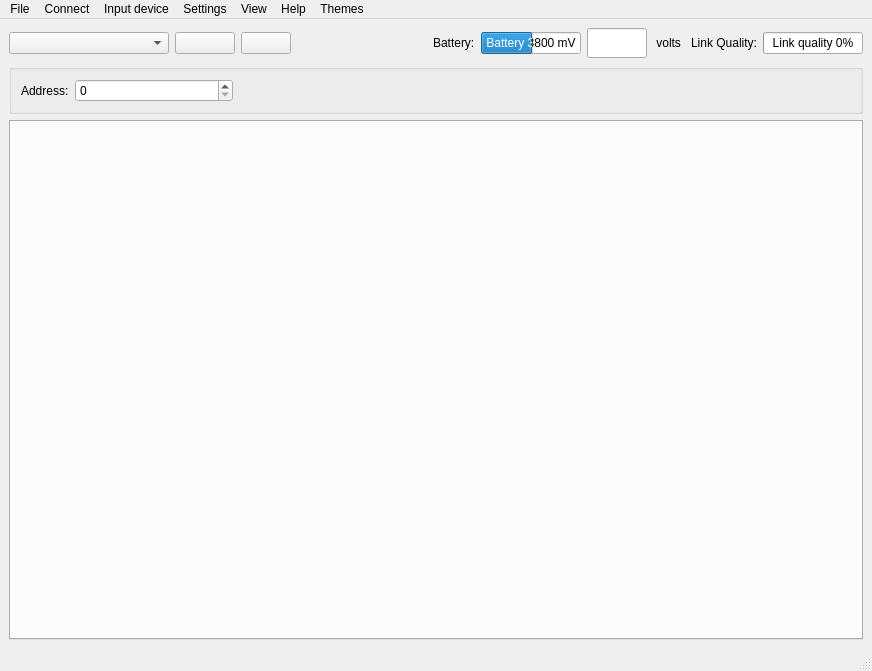
The window that src/cfclient/ui/main.ui (bitcraze/crazyflie-clients-python) describes before a commit, drawn with Qt 5.
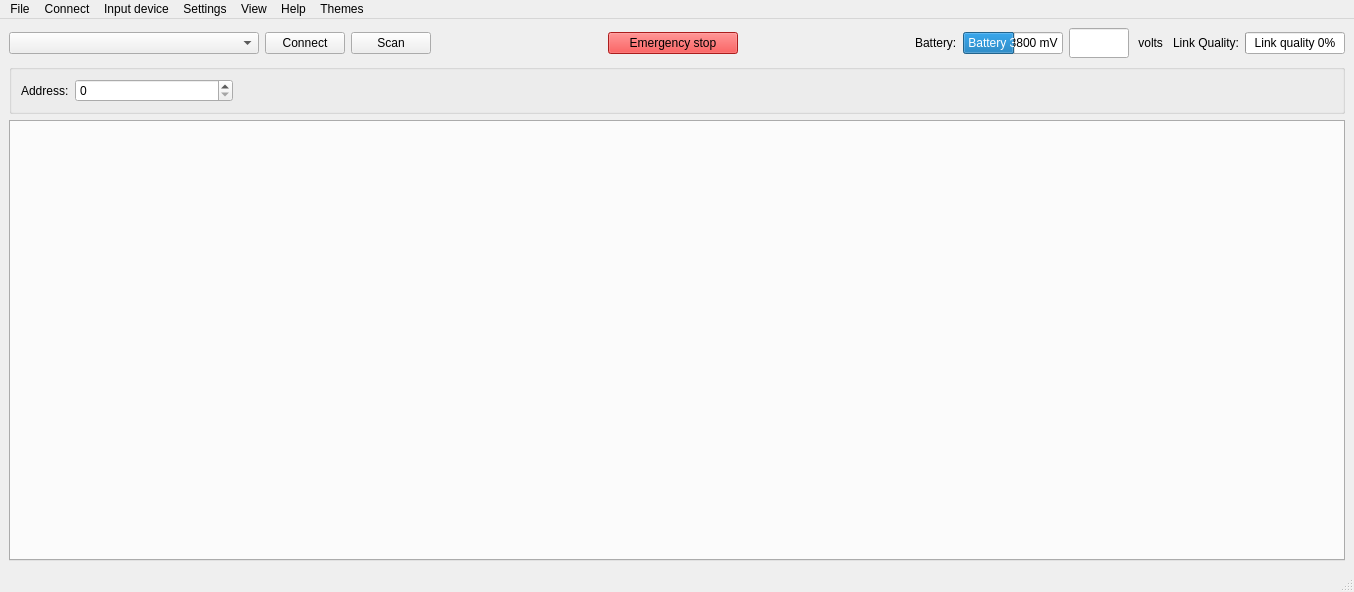
The same window after the commit. Custom widgets are drawn as their Qt base class.

Commit message:
Added arming fuctionality and emergency button
Arming functionality has been added both by pressing
a buton in the flight tab but also a joystick button
can be assigned to do it. The functionality itself
is implemented using the system.arm parameter.

```diff
--- a/src/cfclient/ui/main.ui
+++ b/src/cfclient/ui/main.ui
@@ -6,8 +6,8 @@
    <rect>
     <x>0</x>
     <y>0</y>
-    <width>872</width>
-    <height>671</height>
+    <width>1354</width>
+    <height>592</height>
    </rect>
   </property>
   <property name="windowTitle">
@@ -22,8 +22,11 @@
      <layout class="QVBoxLayout" name="verticalLayout_2">
       <item>
        <layout class="QGridLayout" name="gridLayout_2">
-        <item row="0" column="6">
+        <item row="0" column="8">
          <widget class="QLineEdit" name="_aff_volts">
+          <property name="enabled">
+           <bool>true</bool>
+          </property>
           <property name="sizePolicy">
            <sizepolicy hsizetype="Fixed" vsizetype="Fixed">
             <horstretch>0</horstretch>
@@ -50,39 +53,548 @@
           </property>
          </widget>
         </item>
+        <item row="0" column="10">
+         <widget class="QLabel" name="linkQualityLabel">
+          <property name="text">
+           <string>Link Quality:</string>
+          </property>
+         </widget>
+        </item>
         <item row="0" column="0">
          <widget class="QComboBox" name="interfaceCombo">
+          <property name="sizePolicy">
+           <sizepolicy hsizetype="Maximum" vsizetype="Fixed">
+            <horstretch>200</horstretch>
+            <verstretch>0</verstretch>
+           </sizepolicy>
+          </property>
           <property name="minimumSize">
            <size>
             <width>160</width>
             <height>0</height>
            </size>
           </property>
+          <property name="maximumSize">
+           <size>
+            <width>250</width>
+            <height>16777215</height>
+           </size>
+          </property>
           <property name="editable">
            <bool>false</bool>
           </property>
          </widget>
         </item>
+        <item row="0" column="11">
+         <widget class="QProgressBar" name="linkQualityBar">
+          <property name="minimumSize">
+           <size>
+            <width>30</width>
+            <height>0</height>
+           </size>
+          </property>
+          <property name="maximumSize">
+           <size>
+            <width>100</width>
+            <height>16777215</height>
+           </size>
+          </property>
+          <property name="maximum">
+           <number>100</number>
+          </property>
+          <property name="value">
+           <number>0</number>
+          </property>
+          <property name="textVisible">
+           <bool>true</bool>
+          </property>
+          <property name="format">
+           <string>Link quality %p%</string>
+          </property>
+         </widget>
+        </item>
+        <item row="0" column="6">
+         <widget class="QLabel" name="batteryLabel">
+          <property name="text">
+           <string>Battery:</string>
+          </property>
+         </widget>
+        </item>
+        <item row="0" column="9">
+         <widget class="QLabel" name="label">
+          <property name="text">
+           <string> volts </string>
+          </property>
+         </widget>
+        </item>
+        <item row="0" column="4">
+         <widget class="QPushButton" name="esButton">
+          <property name="minimumSize">
+           <size>
+            <width>130</width>
+            <height>0</height>
+           </size>
+          </property>
+          <property name="palette">
+           <palette>
+            <active>
+             <colorrole role="WindowText">
+              <brush brushstyle="SolidPattern">
+               <color alpha="255">
+                <red>0</red>
+                <green>0</green>
+                <blue>0</blue>
+               </color>
+              </brush>
+             </colorrole>
+             <colorrole role="Button">
+              <brush brushstyle="SolidPattern">
+               <color alpha="255">
+                <red>239</red>
+                <green>41</green>
+                <blue>41</blue>
+               </color>
+              </brush>
+             </colorrole>
+             <colorrole role="Light">
+              <brush brushstyle="SolidPattern">
+               <color alpha="255">
+                <red>255</red>
+                <green>147</green>
+                <blue>147</blue>
+               </color>
+              </brush>
+             </colorrole>
+             <colorrole role="Midlight">
+              <brush brushstyle="SolidPattern">
+               <color alpha="255">
+                <red>247</red>
+                <green>94</green>
+                <blue>94</blue>
+               </color>
+              </brush>
+             </colorrole>
+             <colorrole role="Dark">
+              <brush brushstyle="SolidPattern">
+               <color alpha="255">
+                <red>119</red>
+                <green>20</green>
+                <blue>20</blue>
+               </color>
+              </brush>
+             </colorrole>
+             <colorrole role="Mid">
+              <brush brushstyle="SolidPattern">
+               <color alpha="255">
+                <red>159</red>
+                <green>27</green>
+                <blue>27</blue>
+               </color>
+              </brush>
+             </colorrole>
+             <colorrole role="Text">
+              <brush brushstyle="SolidPattern">
+               <color alpha="255">
+                <red>0</red>
+                <green>0</green>
+                <blue>0</blue>
+               </color>
+              </brush>
+             </colorrole>
+             <colorrole role="BrightText">
+              <brush brushstyle="SolidPattern">
+               <color alpha="255">
+                <red>255</red>
+                <green>255</green>
+                <blue>255</blue>
+               </color>
+              </brush>
+             </colorrole>
+             <colorrole role="ButtonText">
+              <brush brushstyle="SolidPattern">
+               <color alpha="255">
+                <red>0</red>
+                <green>0</green>
+                <blue>0</blue>
+               </color>
+              </brush>
+             </colorrole>
+             <colorrole role="Base">
+              <brush brushstyle="SolidPattern">
+               <color alpha="255">
+                <red>255</red>
+                <green>255</green>
+                <blue>255</blue>
+               </color>
+              </brush>
+             </colorrole>
+             <colorrole role="Window">
+              <brush brushstyle="SolidPattern">
+               <color alpha="255">
+                <red>239</red>
+                <green>41</green>
+                <blue>41</blue>
+               </color>
+              </brush>
+             </colorrole>
+             <colorrole role="Shadow">
+              <brush brushstyle="SolidPattern">
+               <color alpha="255">
+                <red>0</red>
+                <green>0</green>
+                <blue>0</blue>
+               </color>
+              </brush>
+             </colorrole>
+             <colorrole role="AlternateBase">
+              <brush brushstyle="SolidPattern">
+               <color alpha="255">
+                <red>247</red>
+                <green>148</green>
+                <blue>148</blue>
+               </color>
+              </brush>
+             </colorrole>
+             <colorrole role="ToolTipBase">
+              <brush brushstyle="SolidPattern">
+               <color alpha="255">
+                <red>255</red>
+                <green>255</green>
+                <blue>220</blue>
+               </color>
+              </brush>
+             </colorrole>
+             <colorrole role="ToolTipText">
+              <brush brushstyle="SolidPattern">
+               <color alpha="255">
+                <red>0</red>
+                <green>0</green>
+                <blue>0</blue>
+               </color>
+              </brush>
+             </colorrole>
+             <colorrole role="PlaceholderText">
+              <brush brushstyle="SolidPattern">
+               <color alpha="128">
+                <red>0</red>
+                <green>0</green>
+                <blue>0</blue>
+               </color>
+              </brush>
+             </colorrole>
+            </active>
+            <inactive>
+             <colorrole role="WindowText">
+              <brush brushstyle="SolidPattern">
+               <color alpha="255">
+                <red>0</red>
+                <green>0</green>
+                <blue>0</blue>
+               </color>
+              </brush>
+             </colorrole>
+             <colorrole role="Button">
+              <brush brushstyle="SolidPattern">
+               <color alpha="255">
+                <red>239</red>
+                <green>41</green>
+                <blue>41</blue>
+               </color>
+              </brush>
+             </colorrole>
+             <colorrole role="Light">
+              <brush brushstyle="SolidPattern">
+               <color alpha="255">
+                <red>255</red>
+                <green>147</green>
+                <blue>147</blue>
+               </color>
+              </brush>
+             </colorrole>
+             <colorrole role="Midlight">
+              <brush brushstyle="SolidPattern">
+               <color alpha="255">
+                <red>247</red>
+                <green>94</green>
+                <blue>94</blue>
+               </color>
+              </brush>
+             </colorrole>
+             <colorrole role="Dark">
+              <brush brushstyle="SolidPattern">
+               <color alpha="255">
+                <red>119</red>
+                <green>20</green>
+                <blue>20</blue>
+               </color>
+              </brush>
+             </colorrole>
+             <colorrole role="Mid">
+              <brush brushstyle="SolidPattern">
+               <color alpha="255">
+                <red>159</red>
+                <green>27</green>
+                <blue>27</blue>
+               </color>
+              </brush>
+             </colorrole>
+             <colorrole role="Text">
+              <brush brushstyle="SolidPattern">
+               <color alpha="255">
+                <red>0</red>
+                <green>0</green>
+                <blue>0</blue>
+               </color>
+              </brush>
+             </colorrole>
+             <colorrole role="BrightText">
+              <brush brushstyle="SolidPattern">
+               <color alpha="255">
+                <red>255</red>
+                <green>255</green>
+                <blue>255</blue>
+               </color>
+              </brush>
+             </colorrole>
+             <colorrole role="ButtonText">
+              <brush brushstyle="SolidPattern">
+               <color alpha="255">
+                <red>0</red>
+                <green>0</green>
+                <blue>0</blue>
+               </color>
+              </brush>
+             </colorrole>
+             <colorrole role="Base">
+              <brush brushstyle="SolidPattern">
+               <color alpha="255">
+                <red>255</red>
+                <green>255</green>
+                <blue>255</blue>
+               </color>
+              </brush>
+             </colorrole>
+             <colorrole role="Window">
+              <brush brushstyle="SolidPattern">
+               <color alpha="255">
+                <red>239</red>
+                <green>41</green>
+                <blue>41</blue>
+               </color>
+              </brush>
+             </colorrole>
+             <colorrole role="Shadow">
+              <brush brushstyle="SolidPattern">
+               <color alpha="255">
+                <red>0</red>
+                <green>0</green>
+                <blue>0</blue>
+               </color>
+              </brush>
+             </colorrole>
+             <colorrole role="AlternateBase">
+              <brush brushstyle="SolidPattern">
+               <color alpha="255">
+                <red>247</red>
+                <green>148</green>
+                <blue>148</blue>
+               </color>
+              </brush>
+             </colorrole>
+             <colorrole role="ToolTipBase">
+              <brush brushstyle="SolidPattern">
+               <color alpha="255">
+                <red>255</red>
+                <green>255</green>
+                <blue>220</blue>
+               </color>
+              </brush>
+             </colorrole>
+             <colorrole role="ToolTipText">
+              <brush brushstyle="SolidPattern">
+               <color alpha="255">
+                <red>0</red>
+                <green>0</green>
+                <blue>0</blue>
+               </color>
+              </brush>
+             </colorrole>
+             <colorrole role="PlaceholderText">
+              <brush brushstyle="SolidPattern">
+               <color alpha="128">
+                <red>0</red>
+                <green>0</green>
+                <blue>0</blue>
+               </color>
+              </brush>
+             </colorrole>
+            </inactive>
+            <disabled>
+             <colorrole role="WindowText">
+              <brush brushstyle="SolidPattern">
+               <color alpha="255">
+                <red>119</red>
+                <green>20</green>
+                <blue>20</blue>
+               </color>
+              </brush>
+             </colorrole>
+             <colorrole role="Button">
+              <brush brushstyle="SolidPattern">
+               <color alpha="255">
+                <red>239</red>
+                <green>41</green>
+                <blue>41</blue>
+               </color>
+              </brush>
+             </colorrole>
+             <colorrole role="Light">
+              <brush brushstyle="SolidPattern">
+               <color alpha="255">
+                <red>255</red>
+                <green>147</green>
+                <blue>147</blue>
+               </color>
+              </brush>
+             </colorrole>
+             <colorrole role="Midlight">
+              <brush brushstyle="SolidPattern">
+               <color alpha="255">
+                <red>247</red>
+                <green>94</green>
+                <blue>94</blue>
+               </color>
+              </brush>
+             </colorrole>
+             <colorrole role="Dark">
+              <brush brushstyle="SolidPattern">
+               <color alpha="255">
+                <red>119</red>
+                <green>20</green>
+                <blue>20</blue>
+               </color>
+              </brush>
+             </colorrole>
+             <colorrole role="Mid">
+              <brush brushstyle="SolidPattern">
+               <color alpha="255">
+                <red>159</red>
+                <green>27</green>
+                <blue>27</blue>
+               </color>
+              </brush>
+             </colorrole>
+             <colorrole role="Text">
+              <brush brushstyle="SolidPattern">
+               <color alpha="255">
+                <red>119</red>
+                <green>20</green>
+                <blue>20</blue>
+               </color>
+              </brush>
+             </colorrole>
+             <colorrole role="BrightText">
+              <brush brushstyle="SolidPattern">
+               <color alpha="255">
+                <red>255</red>
+                <green>255</green>
+                <blue>255</blue>
+               </color>
+              </brush>
+             </colorrole>
+             <colorrole role="ButtonText">
+              <brush brushstyle="SolidPattern">
+               <color alpha="255">
+                <red>119</red>
+                <green>20</green>
+                <blue>20</blue>
+               </color>
+              </brush>
+             </colorrole>
+             <colorrole role="Base">
+              <brush brushstyle="SolidPattern">
+               <color alpha="255">
+                <red>239</red>
+                <green>41</green>
+                <blue>41</blue>
+               </color>
+              </brush>
+             </colorrole>
+             <colorrole role="Window">
+              <brush brushstyle="SolidPattern">
+               <color alpha="255">
+                <red>239</red>
+                <green>41</green>
+                <blue>41</blue>
+               </color>
+              </brush>
+             </colorrole>
+             <colorrole role="Shadow">
+              <brush brushstyle="SolidPattern">
+               <color alpha="255">
+                <red>0</red>
+                <green>0</green>
+                <blue>0</blue>
+               </color>
+              </brush>
+             </colorrole>
+             <colorrole role="AlternateBase">
+              <brush brushstyle="SolidPattern">
+               <color alpha="255">
+                <red>239</red>
+                <green>41</green>
+                <blue>41</blue>
+               </color>
+              </brush>
+             </colorrole>
+             <colorrole role="ToolTipBase">
+              <brush brushstyle="SolidPattern">
+               <color alpha="255">
+                <red>255</red>
+                <green>255</green>
+                <blue>220</blue>
+               </color>
+              </brush>
+             </colorrole>
+             <colorrole role="ToolTipText">
+              <brush brushstyle="SolidPattern">
+               <color alpha="255">
+                <red>0</red>
+                <green>0</green>
+                <blue>0</blue>
+               </color>
+              </brush>
+             </colorrole>
+             <colorrole role="PlaceholderText">
+              <brush brushstyle="SolidPattern">
+               <color alpha="128">
+                <red>0</red>
+                <green>0</green>
+                <blue>0</blue>
+               </color>
+              </brush>
+             </colorrole>
+            </disabled>
+           </palette>
+          </property>
+          <property name="text">
+           <string>Emergency stop</string>
+          </property>
+         </widget>
+        </item>
         <item row="0" column="1">
          <widget class="QPushButton" name="connectButton">
           <property name="minimumSize">
            <size>
-            <width>60</width>
+            <width>80</width>
             <height>0</height>
            </size>
           </property>
           <property name="toolTip">
            <string/>
           </property>
-         </widget>
-        </item>
-        <item row="0" column="2">
-         <widget class="QPushButton" name="scanButton">
-          <property name="minimumSize">
-           <size>
-            <width>50</width>
-            <height>0</height>
-           </size>
+          <property name="text">
+           <string>Connect</string>
           </property>
          </widget>
         </item>
@@ -99,49 +611,7 @@
           </property>
          </spacer>
         </item>
-        <item row="0" column="8">
-         <widget class="QLabel" name="linkQualityLabel">
-          <property name="text">
-           <string>Link Quality:</string>
-          </property>
-         </widget>
-        </item>
-        <item row="0" column="9">
-         <widget class="QProgressBar" name="linkQualityBar">
-          <property name="minimumSize">
-           <size>
-            <width>30</width>
-            <height>0</height>
-           </size>
-          </property>
-          <property name="maximumSize">
-           <size>
-            <width>100</width>
-            <height>16777215</height>
-           </size>
-          </property>
-          <property name="maximum">
-           <number>100</number>
-          </property>
-          <property name="value">
-           <number>0</number>
-          </property>
-          <property name="textVisible">
-           <bool>true</bool>
-          </property>
-          <property name="format">
-           <string>Link quality %p%</string>
-          </property>
-         </widget>
-        </item>
-        <item row="0" column="4">
-         <widget class="QLabel" name="batteryLabel">
-          <property name="text">
-           <string>Battery:</string>
-          </property>
-         </widget>
-        </item>
-        <item row="0" column="5">
+        <item row="0" column="7">
          <widget class="QProgressBar" name="batteryBar">
           <property name="minimumSize">
            <size>
@@ -178,10 +648,29 @@
           </property>
          </widget>
         </item>
-        <item row="0" column="7">
-         <widget class="QLabel" name="label">
+        <item row="0" column="5">
+         <spacer name="horizontalSpacer_3">
+          <property name="orientation">
+           <enum>Qt::Horizontal</enum>
+          </property>
+          <property name="sizeHint" stdset="0">
+           <size>
+            <width>40</width>
+            <height>20</height>
+           </size>
+          </property>
+         </spacer>
+        </item>
+        <item row="0" column="2">
+         <widget class="QPushButton" name="scanButton">
+          <property name="minimumSize">
+           <size>
+            <width>50</width>
+            <height>0</height>
+           </size>
+          </property>
           <property name="text">
-           <string> volts </string>
+           <string>Scan</string>
           </property>
          </widget>
         </item>
@@ -254,8 +743,8 @@
           <rect>
            <x>0</x>
            <y>0</y>
-           <width>846</width>
-           <height>469</height>
+           <width>1334</width>
+           <height>414</height>
           </rect>
          </property>
          <property name="sizePolicy">
@@ -306,8 +795,8 @@
     <rect>
      <x>0</x>
      <y>0</y>
-     <width>872</width>
-     <height>24</height>
+     <width>1354</width>
+     <height>22</height>
     </rect>
    </property>
    <widget class="QMenu" name="menuFile">
```
The commit also changes 7 other files.
